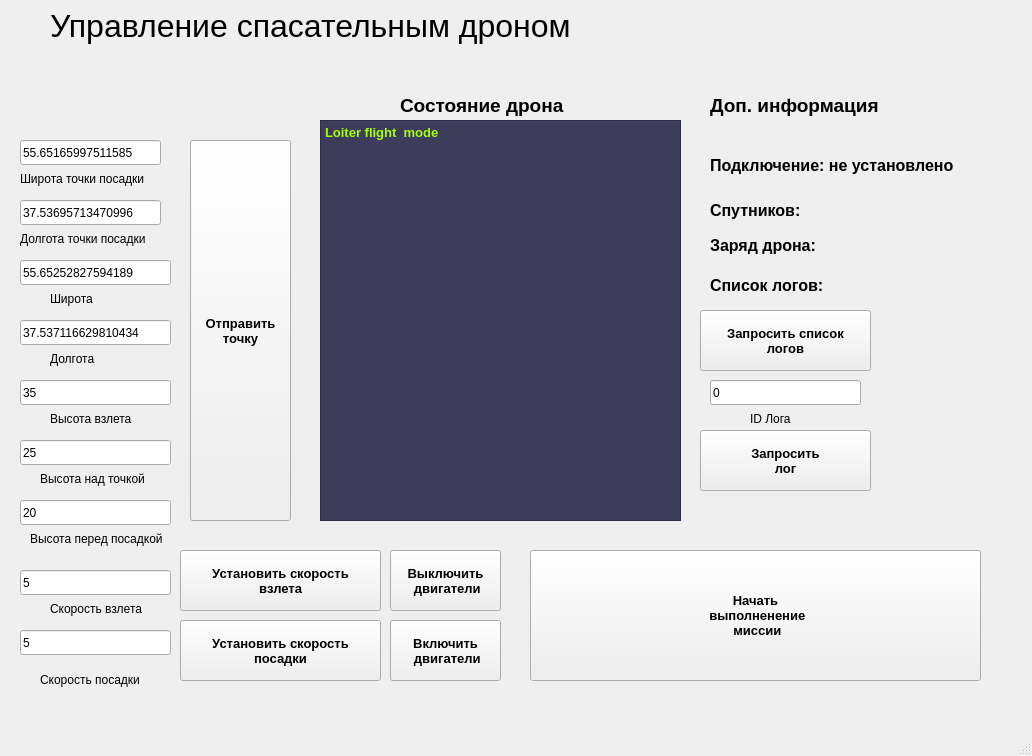
NickolayGoloburdin/wifi_drone_interface, file mainwindow.ui: the form before one commit.
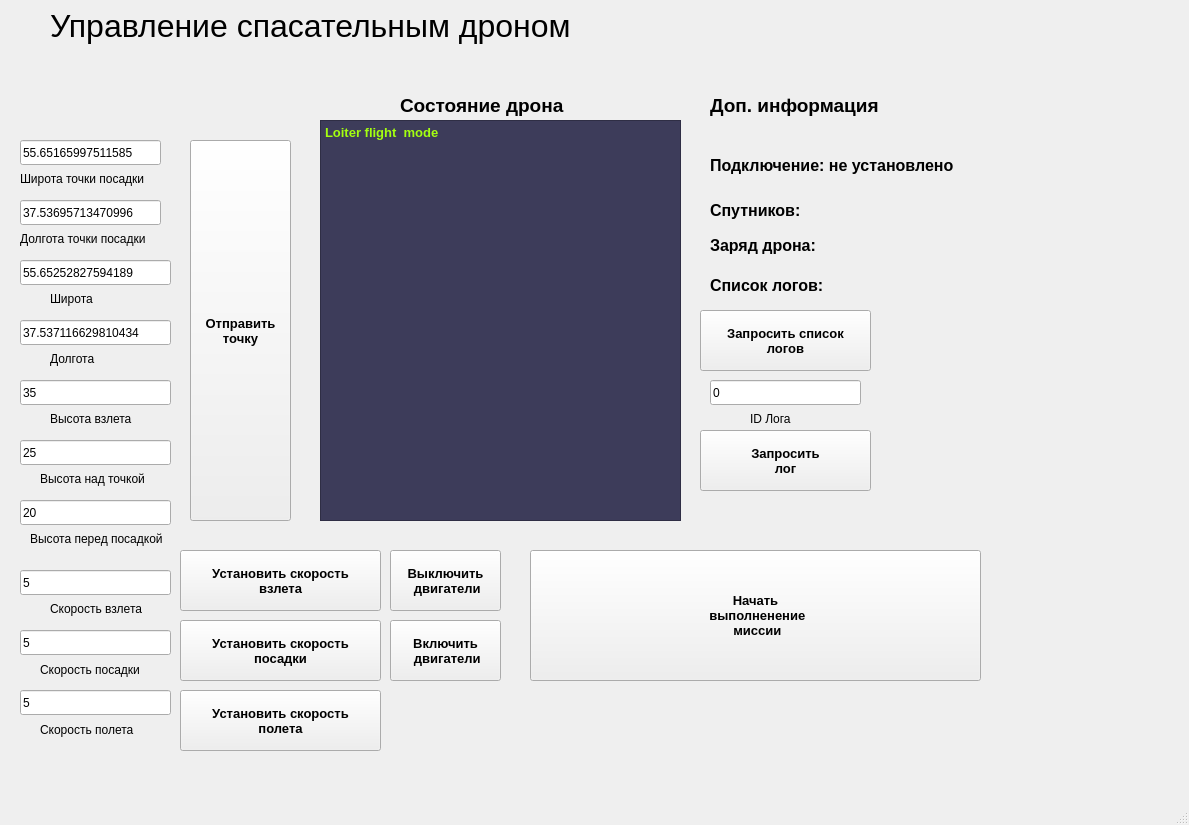
The form after the commit.

Diff of the .ui file:
```diff
--- a/mainwindow.ui
+++ b/mainwindow.ui
@@ -6,8 +6,8 @@
    <rect>
     <x>0</x>
     <y>0</y>
-    <width>1032</width>
-    <height>756</height>
+    <width>1189</width>
+    <height>825</height>
    </rect>
   </property>
   <property name="windowTitle">
@@ -477,7 +477,7 @@
      <rect>
       <x>890</x>
       <y>280</y>
-      <width>121</width>
+      <width>261</width>
       <height>201</height>
      </rect>
     </property>
@@ -585,31 +585,6 @@
     <property name="geometry">
      <rect>
       <x>180</x>
-      <y>550</y>
-      <width>201</width>
-      <height>61</height>
-     </rect>
-    </property>
-    <property name="font">
-     <font>
-      <family>Tahoma</family>
-      <pointsize>10</pointsize>
-      <weight>75</weight>
-      <bold>true</bold>
-     </font>
-    </property>
-    <property name="styleSheet">
-     <string notr="true"/>
-    </property>
-    <property name="text">
-     <string>Установить скорость
-взлета</string>
-    </property>
-   </widget>
-   <widget class="QPushButton" name="set_takeoff_speed">
-    <property name="geometry">
-     <rect>
-      <x>180</x>
       <y>620</y>
       <width>201</width>
       <height>61</height>
@@ -631,6 +606,31 @@
 посадки</string>
     </property>
    </widget>
+   <widget class="QPushButton" name="set_takeoff_speed">
+    <property name="geometry">
+     <rect>
+      <x>180</x>
+      <y>550</y>
+      <width>201</width>
+      <height>61</height>
+     </rect>
+    </property>
+    <property name="font">
+     <font>
+      <family>Tahoma</family>
+      <pointsize>10</pointsize>
+      <weight>75</weight>
+      <bold>true</bold>
+     </font>
+    </property>
+    <property name="styleSheet">
+     <string notr="true"/>
+    </property>
+    <property name="text">
+     <string>Установить скорость
+взлета</string>
+    </property>
+   </widget>
    <widget class="QLineEdit" name="takeoff_speed">
     <property name="geometry">
      <rect>
@@ -680,7 +680,7 @@
     <property name="geometry">
      <rect>
       <x>40</x>
-      <y>670</y>
+      <y>660</y>
       <width>121</width>
       <height>20</height>
      </rect>
@@ -717,6 +717,60 @@
      <string>Loiter flight  mode</string>
     </property>
    </widget>
+   <widget class="QPushButton" name="set_fly_speed">
+    <property name="geometry">
+     <rect>
+      <x>180</x>
+      <y>690</y>
+      <width>201</width>
+      <height>61</height>
+     </rect>
+    </property>
+    <property name="font">
+     <font>
+      <family>Tahoma</family>
+      <pointsize>10</pointsize>
+      <weight>75</weight>
+      <bold>true</bold>
+     </font>
+    </property>
+    <property name="styleSheet">
+     <string notr="true"/>
+    </property>
+    <property name="text">
+     <string>Установить скорость
+полета</string>
+    </property>
+   </widget>
+   <widget class="QLabel" name="label_14">
+    <property name="geometry">
+     <rect>
+      <x>40</x>
+      <y>720</y>
+      <width>121</width>
+      <height>20</height>
+     </rect>
+    </property>
+    <property name="text">
+     <string>Скорость полета</string>
+    </property>
+   </widget>
+   <widget class="QLineEdit" name="fly_speed">
+    <property name="geometry">
+     <rect>
+      <x>20</x>
+      <y>690</y>
+      <width>151</width>
+      <height>25</height>
+     </rect>
+    </property>
+    <property name="styleSheet">
+     <string notr="true"/>
+    </property>
+    <property name="text">
+     <string>5</string>
+    </property>
+   </widget>
    <zorder>Arm</zorder>
    <zorder>SendPoint</zorder>
    <zorder>Disarm</zorder>
```
Left out of the diff: 5 changed lines with no effect on the pictures.
